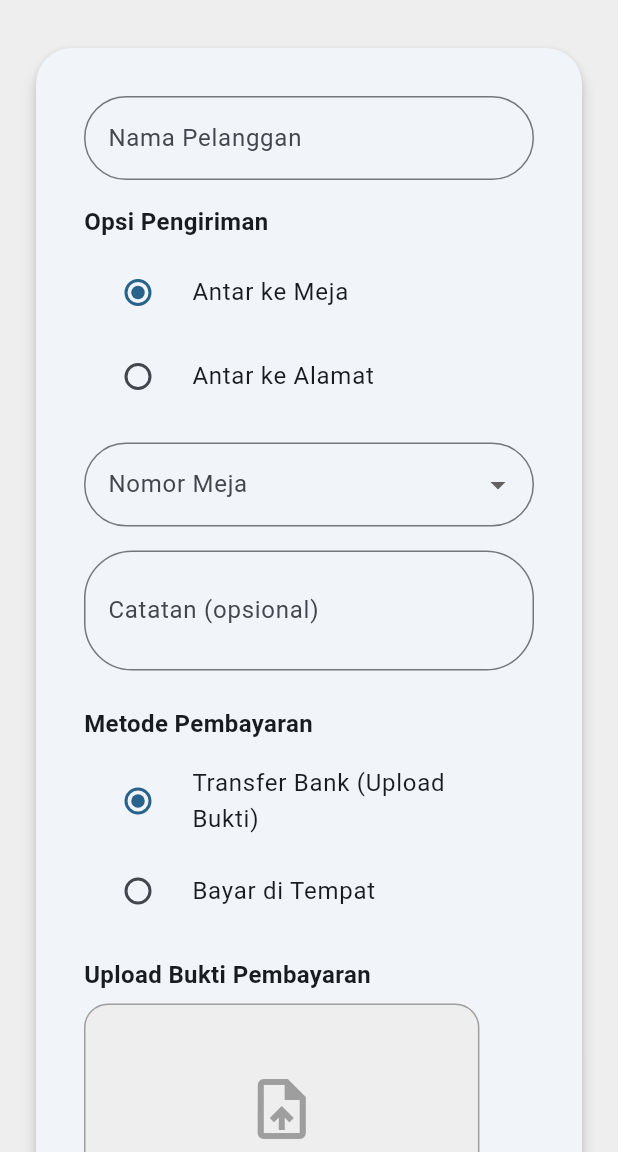
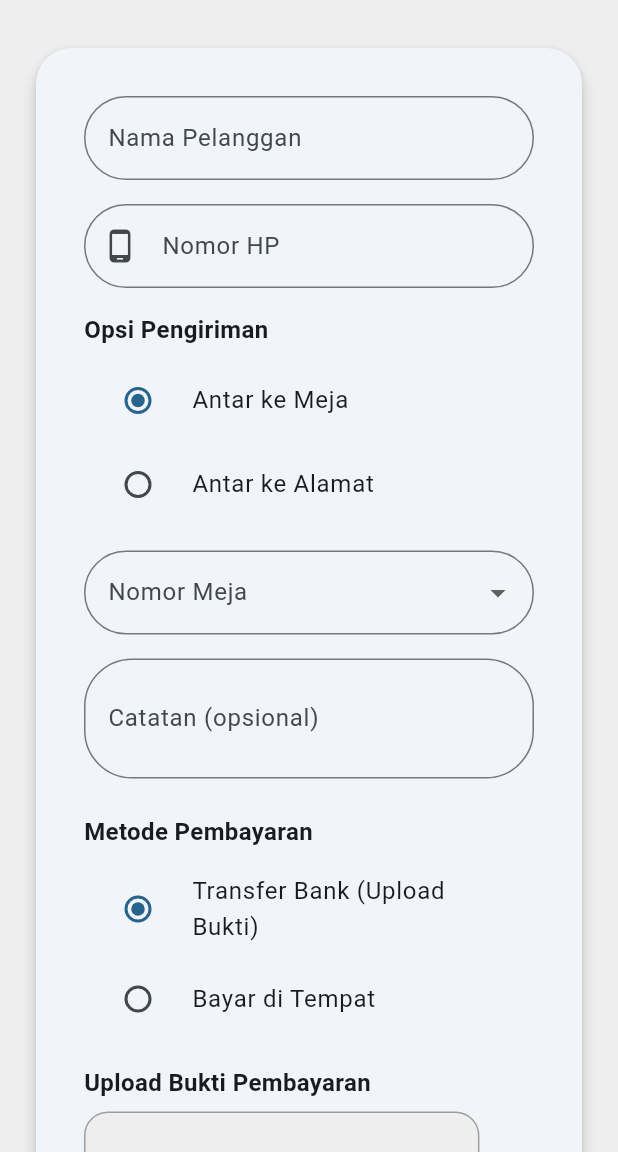
Before and after one commit to brotherzhafif/umkm_ecommerce, a Flutter app: the CustomerOrderPage screen opened directly with empty values, on a phone screen of 412 x 824 dp, the part 84-1236 px from its top. Run offline on Flutter 3.47's test engine with Material 3 defaults, Android fonts, the phone set to English and light mode, and no system bars; our stand-ins replace cloud_firestore, firebase_auth, firebase_core, firebase_storage, fl_chart, image_picker; accounts and stored records are empty.

Commit message:
feat: adding phone number

```diff
--- a/lib/models/order_model.dart
+++ b/lib/models/order_model.dart
@@ -1,6 +1,7 @@
 class OrderModel {
   final String id;
   final String pelanggan;
+  final String? phone; // Add phone field
   final String meja;
   final String? catatan;
   final String status;
@@ -20,6 +21,7 @@ class OrderModel {
   OrderModel({
     required this.id,
     required this.pelanggan,
+    this.phone, // Add phone parameter
     required this.meja,
     this.catatan,
     required this.status,
@@ -40,6 +42,7 @@ class OrderModel {
     return OrderModel(
       id: id,
       pelanggan: map['pelanggan'] ?? '',
+      phone: map['phone'], // Add phone from map
       meja: map['meja'] ?? '',
       catatan: map['catatan'],
       status: map['status'] ?? 'Menunggu Konfirmasi',
@@ -60,6 +63,7 @@ class OrderModel {
   Map<String, dynamic> toMap() {
     return {
       'pelanggan': pelanggan,
+      'phone': phone, // Add phone to map
       'meja': meja,
       'catatan': catatan,
       'status': status,
--- a/lib/screens/admin/admin_order_detail.dart
+++ b/lib/screens/admin/admin_order_detail.dart
@@ -186,6 +186,11 @@ class _AdminOrderDetailState extends State<AdminOrderDetail> {
                             const Divider(),
                             _infoRow('ID Pesanan', order!.id),
                             _infoRow('Pelanggan', order!.pelanggan),
+
+                            // Display phone number if available
+                            if (order!.phone != null &&
+                                order!.phone!.isNotEmpty)
+                              _infoRow('No. HP Pelanggan', order!.phone!),
 
                             // Display either table number or delivery address
                             order!.tipe_pengiriman == 'address_delivery'
--- a/lib/screens/customer/customer_order_detail_page.dart
+++ b/lib/screens/customer/customer_order_detail_page.dart
@@ -179,6 +179,12 @@ class _CustomerOrderDetailPageState extends State<CustomerOrderDetailPage> {
                           'Nama',
                           Text(orderData['pelanggan'] ?? '-'),
                         ),
+
+                        // Show phone number if available
+                        if (orderData['phone'] != null &&
+                            orderData['phone'].toString().isNotEmpty)
+                          _buildInfoRow('No. HP', Text(orderData['phone'])),
+
                         _buildInfoRow(
                           'No Meja',
                           Text(orderData['meja'] ?? '-'),
--- a/lib/screens/customer/customer_order_page.dart
+++ b/lib/screens/customer/customer_order_page.dart
@@ -18,6 +18,8 @@ class _CustomerOrderPageState extends State<CustomerOrderPage> {
   final TextEditingController mejaController = TextEditingController();
   final TextEditingController catatanController = TextEditingController();
   final TextEditingController alamatController = TextEditingController();
+  final TextEditingController phoneController =
+      TextEditingController(); // New phone controller
 
   bool loading = false;
   File? _buktiPembayaran;
@@ -123,6 +125,14 @@ class _CustomerOrderPageState extends State<CustomerOrderPage> {
       return;
     }
 
+    // Add phone validation
+    if (phoneController.text.isEmpty) {
+      ScaffoldMessenger.of(
+        context,
+      ).showSnackBar(const SnackBar(content: Text('Nomor HP harus diisi')));
+      return;
+    }
+
     if (deliveryOption == 'dine_in' && selectedTable == null) {
       ScaffoldMessenger.of(context).showSnackBar(
         const SnackBar(content: Text('Pilih nomor meja untuk makan di tempat')),
@@ -190,11 +200,12 @@ class _CustomerOrderPageState extends State<CustomerOrderPage> {
           break;
       }
 
-      // Create order document
+      // Create order document with phone number
       final pesananRef = await FirebaseFirestore.instance
           .collection('pesanan')
           .add({
             'pelanggan': namaController.text,
+            'phone': phoneController.text, // Add phone number
             'meja': tableNumber,
             'alamat_pengiriman':
                 deliveryOption == 'address_delivery'
@@ -322,6 +333,28 @@ class _CustomerOrderPageState extends State<CustomerOrderPage> {
                           borderSide: const BorderSide(color: Colors.black),
                         ),
                       ),
+                    ),
+                    const SizedBox(height: 16),
+
+                    // Phone number field
+                    TextFormField(
+                      controller: phoneController,
+                      decoration: InputDecoration(
+                        labelText: 'Nomor HP',
+                        hintText: 'Masukkan nomor HP aktif',
+                        border: OutlineInputBorder(
+                          borderRadius: BorderRadius.circular(32),
+                          borderSide: const BorderSide(color: Colors.black),
+                        ),
+                        prefixIcon: const Icon(Icons.phone_android),
+                      ),
+                      keyboardType: TextInputType.phone,
+                      validator: (value) {
+                        if (value == null || value.isEmpty) {
+                          return 'Nomor HP harus diisi';
+                        }
+                        return null;
+                      },
                     ),
                     const SizedBox(height: 16),
 
```
Also changed, not shown: lib/screens/admin/data_pesanan_page.dart (+38 -4 lines), lib/screens/admin/detail_pesanan_page.dart (+33 -0 lines).
